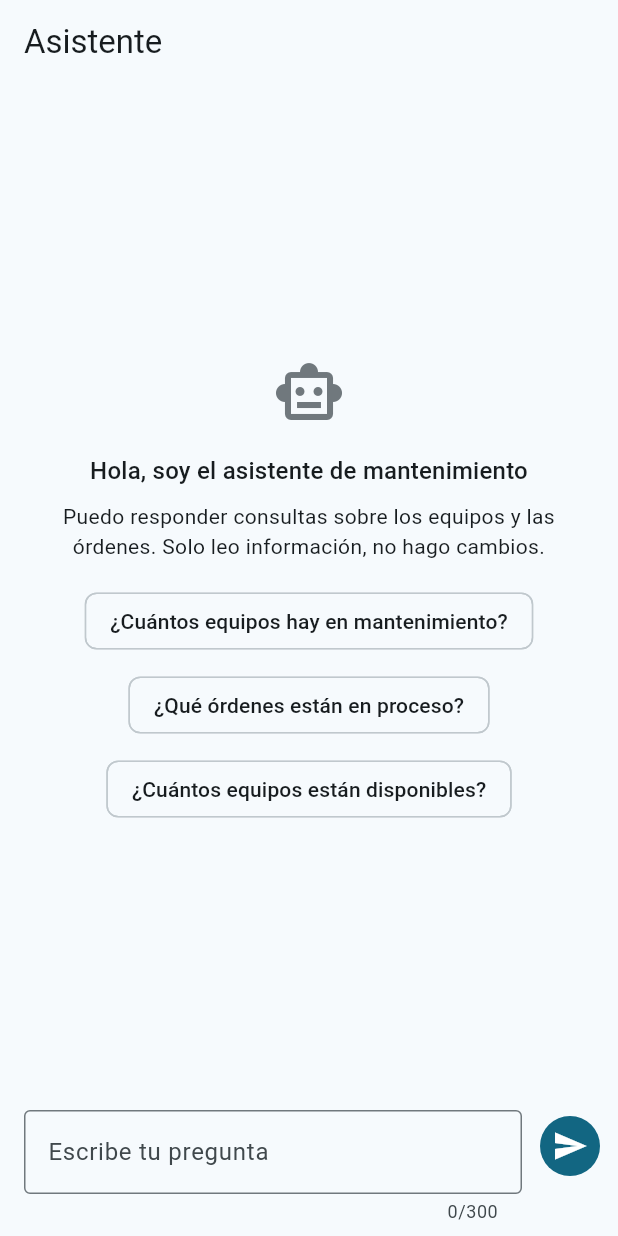
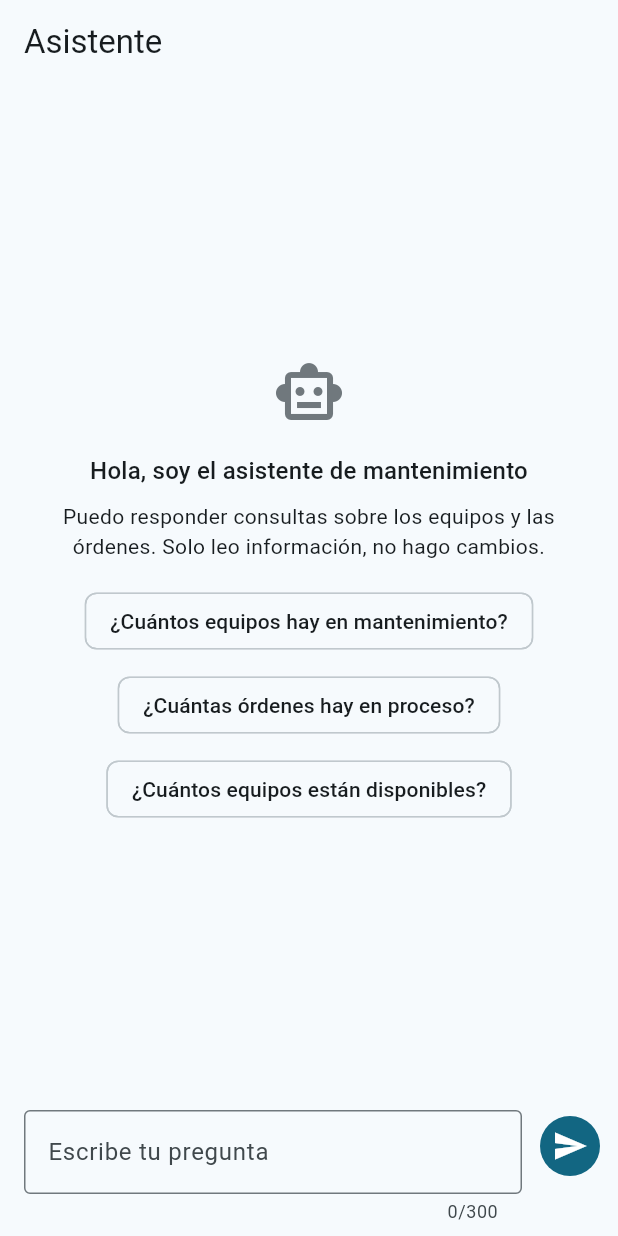
Before and after one commit to agustin-ec/mantenimiento-dtsi-app, a Flutter app: the PantallaAsistente screen opened directly, on a phone screen of 412 x 824 dp. Run offline on Flutter 3.47's test engine with Material 3 defaults, Android fonts, the phone set to English and light mode, and no system bars; our stand-ins replace dio, flutter_secure_storage, get, hive, hive_flutter; accounts and stored records are empty.

Commit message:
Ajusta el segundo ejemplo del asistente a una pregunta de conteo

```diff
--- a/lib/screens/pantalla_asistente.dart
+++ b/lib/screens/pantalla_asistente.dart
@@ -16,7 +16,7 @@ class PantallaAsistente extends StatefulWidget {
 class _PantallaAsistenteState extends State<PantallaAsistente> {
   static const _ejemplos = [
     '¿Cuántos equipos hay en mantenimiento?',
-    '¿Qué órdenes están en proceso?',
+    '¿Cuántas órdenes hay en proceso?',
     '¿Cuántos equipos están disponibles?',
   ];
 
```
Also changed, not shown: 1 other file.
